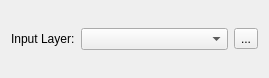
Before: the Qt Designer form ui/input_layer_selector.ui in balakumaran247/shp-feature-selector, drawn with Qt 5.
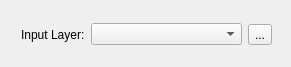
After: the same form once the commit is applied.

Commit message: updated: enclosed into a widget

Patch:
```diff
--- a/ui/input_layer_selector.ui
+++ b/ui/input_layer_selector.ui
@@ -6,8 +6,8 @@
    <rect>
     <x>0</x>
     <y>0</y>
-    <width>269</width>
-    <height>78</height>
+    <width>291</width>
+    <height>67</height>
    </rect>
   </property>
   <property name="windowTitle">
@@ -15,6 +15,16 @@
   </property>
   <layout class="QVBoxLayout" name="verticalLayout_2">
    <item>
+    <widget class="QWidget" name="selector_widget" native="true">
+     <widget class="QWidget" name="">
+      <property name="geometry">
+       <rect>
+        <x>10</x>
+        <y>10</y>
+        <width>251</width>
+        <height>27</height>
+       </rect>
+      </property>
     <layout class="QHBoxLayout" name="input_selector_hlayout" stretch="10,80,10">
      <property name="rightMargin">
       <number>0</number>
@@ -37,6 +47,8 @@
       </widget>
      </item>
     </layout>
+     </widget>
+    </widget>
    </item>
   </layout>
  </widget>
```
Lines whose indentation alone changed are shown as unchanged. The commit also changes 1 other file.
